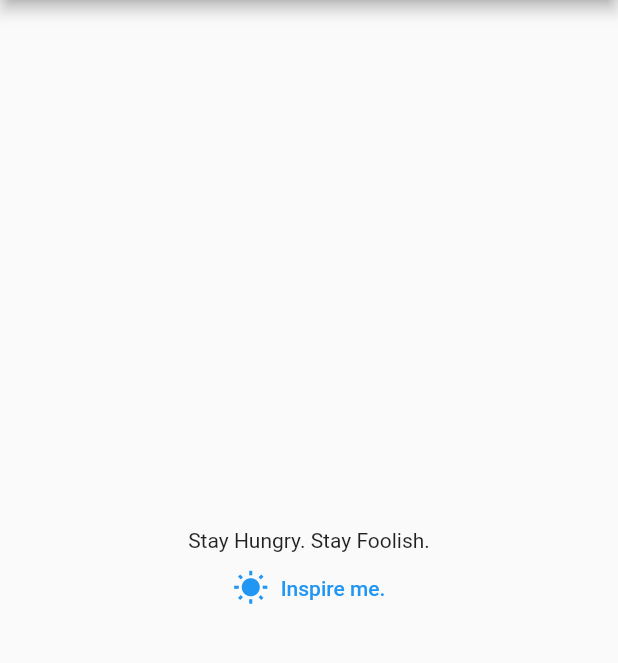
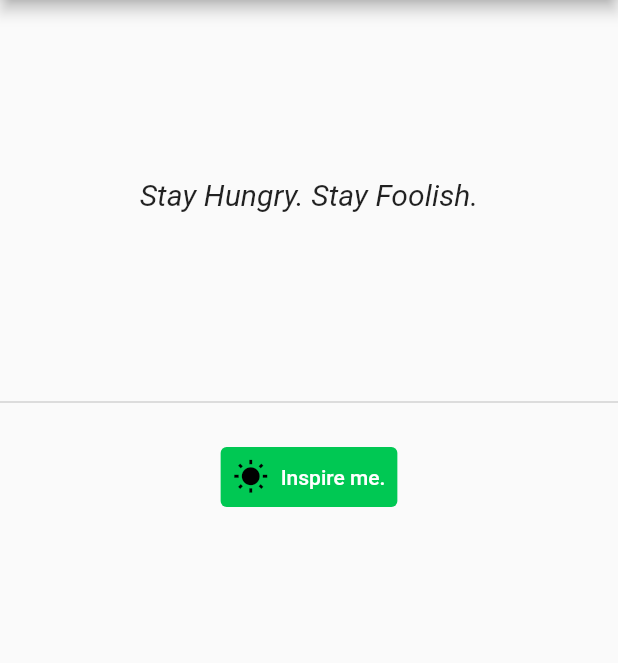
Before and after one commit to OganBelema/QuotesApp, a Flutter app: the screen it shows after launch, on a phone screen of 412 x 824 dp, the part 84-747 px from its top. Run offline on Flutter 3.47's test engine with Material 2 defaults, Android fonts, the phone set to English and light mode, and no system bars.

Commit message:
styled the quote ui

```diff
--- a/lib/ui/quotes.dart
+++ b/lib/ui/quotes.dart
@@ -19,7 +19,6 @@ class QuotesPage extends StatefulWidget {
 }
 
 class _QuotesPageState extends State<QuotesPage> {
-
   int _index = 0;
 
   final List<String> _quotes = const [
@@ -64,12 +63,42 @@ class _QuotesPageState extends State<QuotesPage> {
         child: Column(
           mainAxisAlignment: MainAxisAlignment.center,
           children: [
-            Text(_quotes[_index]),
-            TextButton.icon(
-              icon: const Icon(Icons.wb_sunny),
-              onPressed: _showQuote,
-              label: const Text("Inspire me."),
-            )
+            Container(
+                width: 350,
+                height: 200,
+                margin: const EdgeInsets.all(30.0),
+                decoration: BoxDecoration(
+                  color: Colors.transparent,
+                  borderRadius: BorderRadius.circular(14.5)
+                ),
+                child: Center(
+                   child:  Text(_quotes[_index],
+                   style: const TextStyle(
+                     fontSize: 20,
+                     fontStyle: FontStyle.italic,
+                   ),))
+                ),
+            const Divider(
+              thickness: 1.3,
+            ),
+            Padding(
+              padding: const EdgeInsets.only(top: 18.0),
+              child: TextButton.icon(
+                icon: const Icon(
+                  Icons.wb_sunny,
+                  color: Colors.black,
+                ),
+                onPressed: _showQuote,
+                style: ButtonStyle(
+                    backgroundColor: MaterialStateColor.resolveWith(
+                        (states) => Colors.greenAccent.shade700)),
+                label: const Text(
+                  "Inspire me.",
+                  style: TextStyle(color: Colors.white),
+                ),
+              ),
+            ),
+            const Spacer(),
           ],
         ),
       ), // This trailing comma makes auto-formatting nicer for build methods.
@@ -78,7 +107,7 @@ class _QuotesPageState extends State<QuotesPage> {
 
   void _showQuote() {
     setState(() {
-      if(_index != (_quotes.length - 1)) {
+      if (_index != (_quotes.length - 1)) {
         _index = _index + 1;
       } else {
         _index = 0;
```
